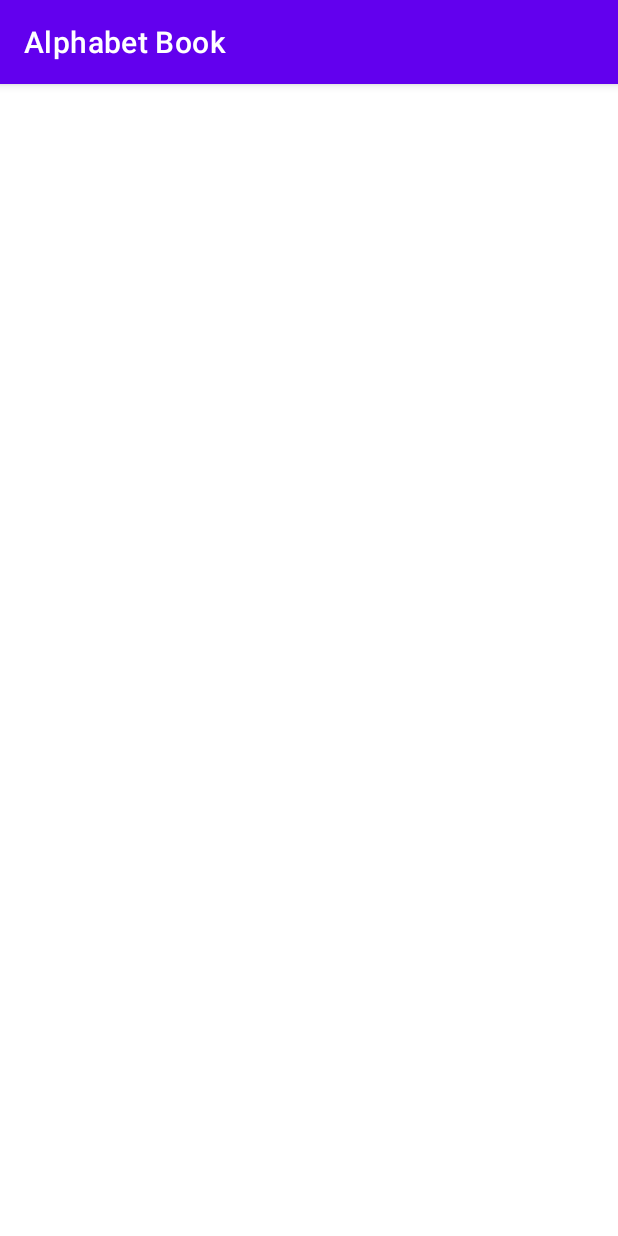
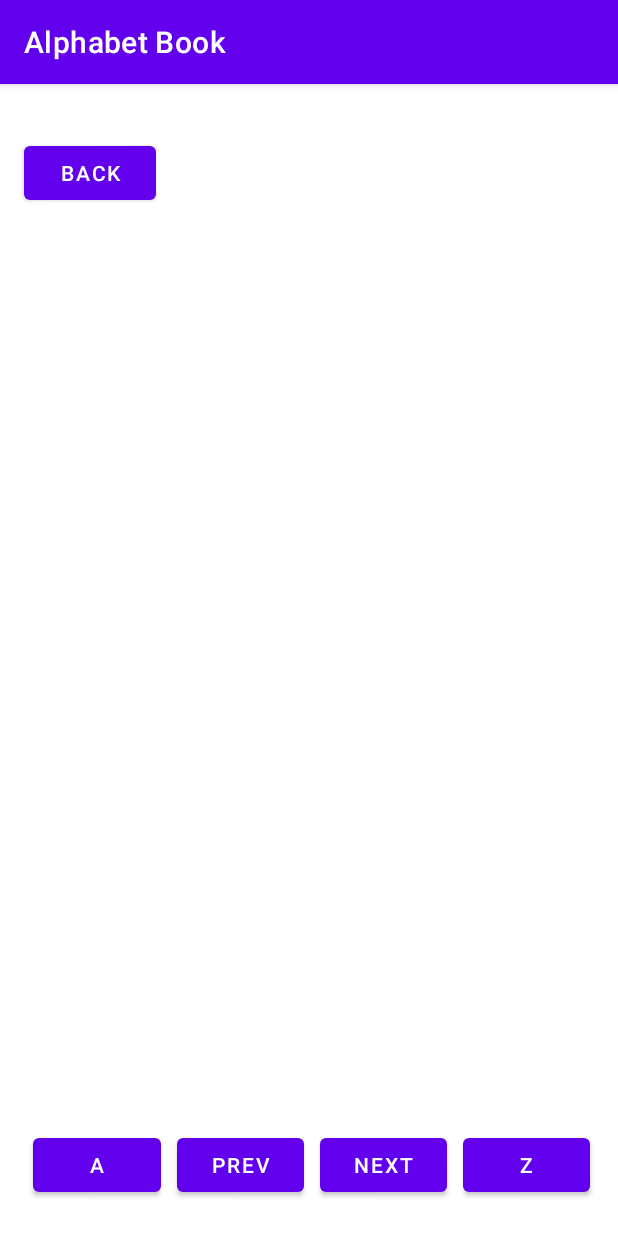
Before and after one commit to kafwe/alphabet-book, an Android app: the LetterActivity screen opened directly, with no data from a screen before it, on a phone screen of 412 x 824 dp. Run offline under Robolectric (Android 15) with nearby library versions, the phone set to English and light mode, and no system bars.

Commit message:
add letter activity

```diff
--- a/app/src/main/res/layout/activity_letter.xml
+++ b/app/src/main/res/layout/activity_letter.xml
@@ -4,4 +4,66 @@
     xmlns:tools="http://schemas.android.com/tools"
     android:layout_width="match_parent"
     android:layout_height="match_parent"
-    tools:context=".LetterActivity"/>
+    tools:context=".LetterActivity">
+
+    <LinearLayout
+        android:layout_width="382dp"
+        android:layout_height="54dp"
+        android:orientation="horizontal"
+        app:layout_constraintBottom_toBottomOf="parent"
+        app:layout_constraintEnd_toEndOf="parent"
+        app:layout_constraintHorizontal_bias="0.551"
+        app:layout_constraintStart_toStartOf="parent"
+        app:layout_constraintTop_toBottomOf="@+id/back_button"
+        app:layout_constraintVertical_bias="0.973">
+
+        <Button
+            android:id="@+id/first_button"
+            android:layout_width="wrap_content"
+            android:layout_height="wrap_content"
+            android:layout_weight="1"
+            android:text="@string/a"
+            android:layout_marginHorizontal="5dp"
+             />
+
+        <Button
+            android:id="@+id/prev_button"
+            android:layout_width="wrap_content"
+            android:layout_height="wrap_content"
+            android:layout_weight="1"
+            android:text="@string/prev"
+            android:layout_marginHorizontal="5dp"
+             />
+
+        <Button
+            android:id="@+id/next_button"
+            android:layout_width="wrap_content"
+            android:layout_height="wrap_content"
+            android:layout_weight="1"
+            android:text="@string/next"
+            android:layout_marginHorizontal="5dp"
+             />
+
+        <Button
+            android:id="@+id/last_button"
+            android:layout_width="wrap_content"
+            android:layout_height="wrap_content"
+            android:layout_weight="1"
+            android:text="@string/z"
+            android:layout_marginHorizontal="5dp"
+             />
+    </LinearLayout>
+
+    <Button
+        android:id="@+id/back_button"
+        android:layout_width="wrap_content"
+        android:layout_height="wrap_content"
+        android:text="@string/back"
+        app:layout_constraintBottom_toBottomOf="parent"
+        app:layout_constraintEnd_toEndOf="parent"
+        app:layout_constraintHorizontal_bias="0.049"
+        app:layout_constraintStart_toStartOf="parent"
+        app:layout_constraintTop_toTopOf="parent"
+        app:layout_constraintVertical_bias="0.049" />
+
+</androidx.constraintlayout.widget.ConstraintLayout>
--- a/app/src/main/res/values/strings.xml
+++ b/app/src/main/res/values/strings.xml
@@ -1,3 +1,8 @@
 <resources>
     <string name="app_name">Alphabet Book</string>
+    <string name="a">A</string>
+    <string name="prev">Prev</string>
+    <string name="next">Next</string>
+    <string name="z">Z</string>
+    <string name="back">Back</string>
 </resources>
```
